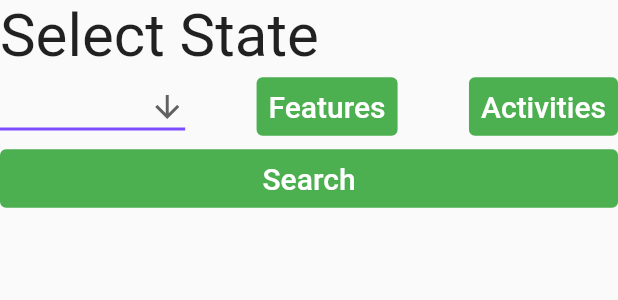
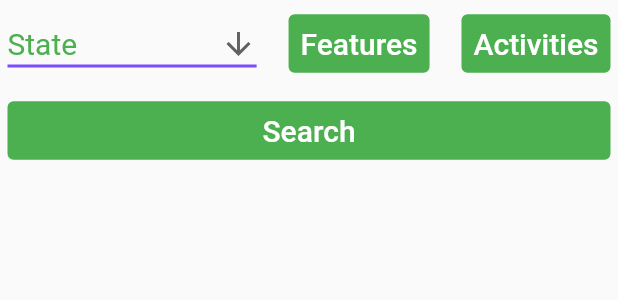
Before and after one commit to thatgirlprogrammer/HikingTrailApp, a Flutter app: the SearchWidget widget shown alone on an empty page, opened directly, after a tap on "Search", on a phone screen of 412 x 824 dp. Shown: the top 300 px of the screen. Run offline on Flutter 3.47's test engine with Material 2 defaults, Android fonts, the phone set to English and light mode, and no system bars; our stand-ins replace csv, firebase_auth, google_sign_in; accounts and stored records are empty.

Commit message:
Add files via upload

```diff
--- a/lib/Flitters.dart
+++ b/lib/Flitters.dart
@@ -181,10 +181,10 @@ class _ActivityWidget extends State<ActivityWidget> {
             });
             if (selectedValues[i] == true) {
               activities.add(addValue[i]);
-              dataList[i]['isTaped'] = true;
+              dataList1[i]['isTaped'] = true;
             } else {
               activities.remove(addValue[i]);
-              dataList[i]['isTaped'] = false;
+              dataList1[i]['isTaped'] = false;
             }
           },
         ),
--- a/lib/Search.dart
+++ b/lib/Search.dart
@@ -11,7 +11,7 @@ import 'Flitters.dart';
 enum SingingCharacter { Easy, Medium, Hard }
 
 List<String> stateNames = [
-  "",
+  "State",
   "Alabama",
   "Alaska",
   "Arizona",
@@ -118,14 +118,9 @@ class _SearchWidgetState extends State<SearchWidget> {
           physics: ScrollPhysics(),
           child: Column(
             children: <Widget>[
-              SizedBox(
-                  width: MediaQuery.of(context).size.width,
-                  child: const Text(
-                    textAlign: TextAlign.left,
-                    "Select State",
-                    style: TextStyle(fontSize: 40),
-                  )),
-              Row(children: <Widget>[
+              Container(
+                  padding: const EdgeInsets.all(5),
+                  child: Row(children: <Widget>[
                     DropdownButton<String>(
                       value: dropdownValue,
                       icon: const Icon(Icons.arrow_downward),
@@ -141,11 +136,11 @@ class _SearchWidgetState extends State<SearchWidget> {
                           dropdownValue = value!;
                         });
                       },
-                  items:
-                      stateNames.map<DropdownMenuItem<String>>((String value) {
+                      items: stateNames
+                          .map<DropdownMenuItem<String>>((String value) {
                         return DropdownMenuItem<String>(
                           value: value,
-                      child: Text(value),
+                          child: Text(value, style: TextStyle(fontSize: 20)),
                         );
                       }).toList(),
                     ),
@@ -160,8 +155,8 @@ class _SearchWidgetState extends State<SearchWidget> {
                       onPressed: () {
                         _navigateAndDisplaySelection(context);
                       },
-                  child:
-                      const Text('Features', style: TextStyle(fontSize: 20.0)),
+                      child: const Text('Features',
+                          style: TextStyle(fontSize: 20.0)),
                     ),
                     Spacer(),
                     TextButton(
@@ -177,8 +172,9 @@ class _SearchWidgetState extends State<SearchWidget> {
                       child: const Text('Activities',
                           style: TextStyle(fontSize: 20.0)),
                     ),
-              ]),
+                  ])),
               Container(
+                  padding: EdgeInsets.all(5),
                   width: MediaQuery.of(context).size.width,
                   child: TextButton(
                     style: ButtonStyle(
@@ -241,15 +237,19 @@ class _SearchWidgetState extends State<SearchWidget> {
 
     for (var i = 0; i < strings.length; i++) {
       list.add(Container(
+          padding: EdgeInsets.all(5),
           width: MediaQuery.of(context).size.width,
-          child: TextButton(
-            style: ButtonStyle(
+          child: OutlinedButton(
+            style: OutlinedButton.styleFrom(
               alignment: Alignment.centerLeft,
-              foregroundColor: MaterialStateProperty.all<Color>(Colors.black),
+              side: BorderSide(width: 3.0, color: Colors.blue),
             ),
             // passing the i value only, for clear int values
+            child: Container(
+                padding: EdgeInsets.all(5),
                 child: Text(strings[i],
-                style: TextStyle(fontSize: 20), textAlign: TextAlign.left),
+                    style: TextStyle(fontSize: 20, color: Colors.black),
+                    textAlign: TextAlign.left)),
             onPressed: () {
               _navigateToNextScreen(
                   c,
@@ -323,7 +323,7 @@ class _SearchWidgetState extends State<SearchWidget> {
 
     List<List<dynamic>> selectedTrails2 = [];
     String state = dropdownValue;
-    if (state == "") {
+    if (state == "State") {
       selectedTrails2 = selectedTrails1;
     } else {
       for (var row in selectedTrails1) {
@@ -380,7 +380,7 @@ class _SearchWidgetState extends State<SearchWidget> {
         titles.add("${value[1]}");
       });
       setState(() {
-        texts.add("${value[1]}\n${value[2]}\nState: ${value[4]}\nRead More");
+        texts.add("${value[1]}\n${value[2]}\nState: ${value[4]}\n");
       });
       setState(() {
         trailNames.add('${value[1]}');
```
Lines whose indentation alone changed are shown as unchanged.
